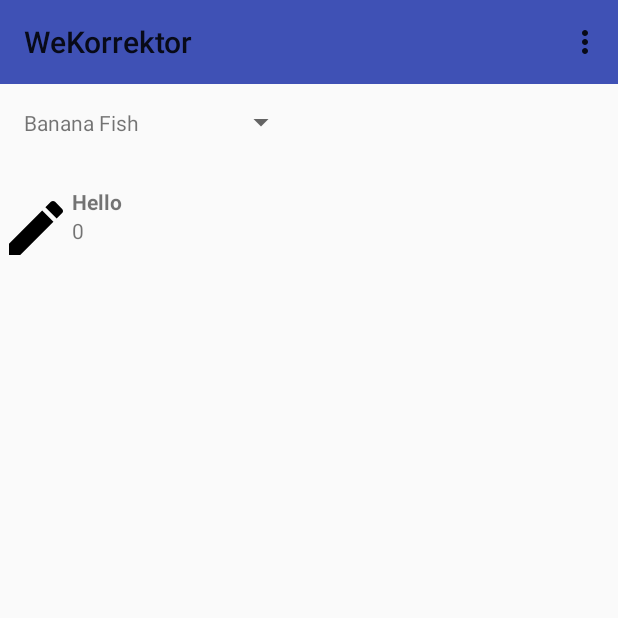
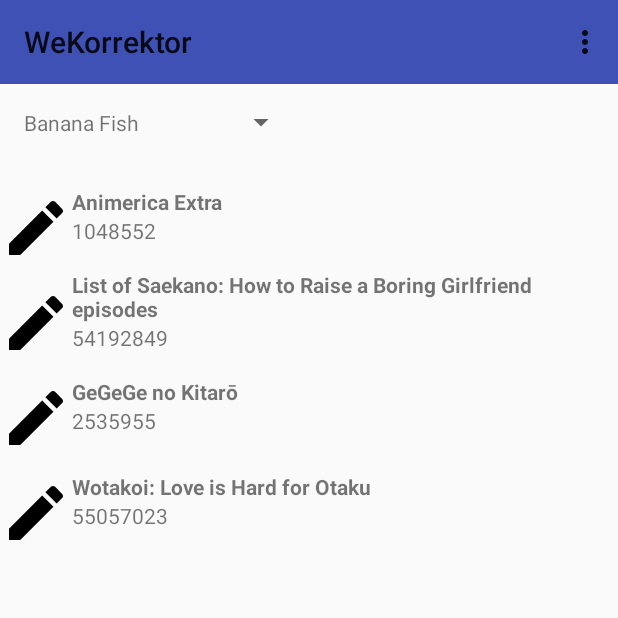
Before and after one commit to jimdc/wiki-backlink-watch, an Android app: the screen it shows after launch (MainActivity), on a phone screen of 412 x 824 dp, the top half of it. Run offline under Robolectric (Android 15) with nearby library versions, the phone set to English and light mode, and no system bars; our stand-ins replace RxJava; libraries missing offline, so code that uses them is left out: io.reactivex.internal.

```diff
--- a/build.gradle
+++ b/build.gradle
@@ -10,6 +10,7 @@ buildscript {
     dependencies {
         classpath 'com.android.tools.build:gradle:3.0.1'
         classpath "org.jetbrains.kotlin:kotlin-gradle-plugin:$kotlin_version"
+        classpath "org.jetbrains.dokka:dokka-android-gradle-plugin:0.9.16"
     }
 }
 
@@ -22,6 +23,7 @@ repositories {
 apply plugin: 'com.android.application'
 apply plugin: 'kotlin-android'
 apply plugin: 'kotlin-kapt'
+apply plugin: 'org.jetbrains.dokka-android'
 
 android {
     compileSdkVersion 26
--- a/src/main/kotlin/com/kongzi/model/Backlink.kt
+++ b/src/main/kotlin/com/kongzi/model/Backlink.kt
@@ -5,7 +5,7 @@ import android.databinding.Bindable
 import com.android.databinding.library.baseAdapters.BR
 
 /**
- * Backlink class from [WikiApiService] with DataBinding support
+ * Backlink class from [WikiApiService] with (as-yet, unused) DataBinding support
  */
 
 data class Backlink(
--- a/src/main/kotlin/com/kongzi/model/DataModel.kt
+++ b/src/main/kotlin/com/kongzi/model/DataModel.kt
@@ -6,6 +6,7 @@ package com.kongzi.model
 import android.content.Context
 import android.support.v7.preference.PreferenceManager
 import android.util.ArraySet
+import android.util.Log
 import com.kongzi.R
 import com.kongzi.wikiApiServe
 import io.reactivex.Observable
@@ -16,34 +17,65 @@ import java.util.*
 
 class DataModel : IDataModel {
 
-    override fun getBacklinks(ArticleTitle: String): Observable<Backlink> {
-
-        // Returning 0, null for some reason.
-        // return wikiApiServe.backlinks(bltitle = ArticleTitle).flatMapIterable{ result -> result.query.backlinks }
-
+    /**
+     * Backlinks for an article are subject to change.
+     * @param[ArticleTitle] because searches are done this way in [WikiApiService]
+     * @todo investigate why can't return wikiApiServe.backlinks(bltitle = ArticleTitle).map{ it -> it.query.backlinks }
+     */
+    override fun getBacklinks(ArticleTitle: String): Observable<List<Backlink>> {
         return defaultBacklinks(ArticleTitle)
     }
 
-    private fun defaultBacklinks(ArticleTitle: String): Observable<Backlink> {
+    /**
+     * @return Realistic dummy backlinks corresponding to default articles
+     */
+    private fun defaultBacklinks(ArticleTitle: String): Observable<List<Backlink>> {
         when(ArticleTitle) {
-            "Banana Fish" -> { return Observable.just(Backlink
-            (1048552, 0, "Animerica Extra")) }
-            "Sigismund Rákóczi" -> { return Observable.just(Backlink
-            (1231232, 0,"St. Michael's Church, Cluj-Napoca")) }
-            "Li (surname 李)" -> { return Observable.just(Backlink
-            (10814, 0, "Surnames by country")) }
+            "Banana Fish" -> {
+                return Observable.just(listOf(
+                        Backlink(1048552, 0, "Animerica Extra"),
+                        Backlink(54192849, 0, "List of Saekano: How to Raise a Boring Girlfriend episodes"),
+                        Backlink(2535955, 0, "GeGeGe no Kitarō"),
+                        Backlink(55057023, 0, "Wotakoi: Love is Hard for Otaku")
+                ))
+            }
+            "Sigismund Rákóczi" -> {
+                return Observable.just(listOf(
+                        Backlink(1231232, 0,"St. Michael's Church, Cluj-Napoca"),
+                        Backlink(4745801, 0, "Early Modern Romania"),
+                        Backlink(31377556, 0, "Michael Weiß (politician)"),
+                        Backlink(38935275, 0, "List of Princes of Transylvania")
+                ))
+            }
+            "Li (surname 李)" -> {
+                return Observable.just(listOf(
+                        Backlink(10814, 0, "Surnames by country"),
+                        Backlink(35068725, 0, "Lý (Vietnamese surname)"),
+                        Backlink(44291458, 0, "Lan (surname 蓝)"),
+                        Backlink(51898759, 0, "ABC Chinese–English Dictionary")
+                ))
+            }
         }
 
-        return Observable.just(Backlink(
-                24588706, 0, "Hunor Kelemen")) //or maybe just Observable.empty()
+        return Observable.empty()
     }
 
+    /**
+     * Load article list from saved preferences
+     */
     override fun getCuoArticles(context: Context): Observable<List<Article>> {
 
         val titles = context.resources.getStringArray(R.array.articlelist_array)
         val pageids = context.resources.getStringArray(R.array.articlelist_array_values)
         val articlePreflist = mutableListOf<Article>()
-        pageids.forEachIndexed { index, s -> articlePreflist.add(Article(s.toInt(), titles[index])) }
+
+        try {
+            pageids.forEachIndexed { index, s -> articlePreflist.add(Article(s.toInt(), titles[index])) }
+        } catch (nfe: NumberFormatException) {
+            Log.d("DataModel", "I could not parse one of the loaded pageids into an integer.")
+            nfe.printStackTrace()
+            return Observable.empty()
+        }
 
         return Observable.just(articlePreflist)
     }
--- a/src/main/kotlin/com/kongzi/model/IDataModel.kt
+++ b/src/main/kotlin/com/kongzi/model/IDataModel.kt
@@ -4,6 +4,6 @@ import android.content.Context
 import io.reactivex.Observable
 
 interface IDataModel {
-    fun getBacklinks(ArticleTitle: String): Observable<Backlink>
+    fun getBacklinks(ArticleTitle: String): Observable<List<Backlink>>
     fun getCuoArticles(context: Context): Observable<List<Article>>
 }
--- a/src/main/kotlin/com/kongzi/model/SchedulerProvider.kt
+++ b/src/main/kotlin/com/kongzi/model/SchedulerProvider.kt
@@ -4,6 +4,9 @@ import io.reactivex.Scheduler
 import io.reactivex.android.schedulers.AndroidSchedulers
 import io.reactivex.schedulers.Schedulers
 
+/**
+ * Here to be a singleton
+ */
 object SchedulerProvider: ISchedulerProvider {
     override fun computation(): Scheduler {
         return Schedulers.computation()
--- a/src/main/kotlin/com/kongzi/model/WikiApiService.kt
+++ b/src/main/kotlin/com/kongzi/model/WikiApiService.kt
@@ -9,7 +9,10 @@ import retrofit2.http.Query
 
 interface WikiApiService {
 
-    /* https://en.wikipedia.org/w/api.php?action=query&format=json&list=search&srsearch=Trump */
+    /**
+     * Equivalent to https://en.wikipedia.org/w/api.php?action=query&format=json&list=search&srsearch=Trump
+     * Currently, [hitCountCheck] is not in use and there are no plans for usage.
+     */
     @GET("api.php")
     fun hitCountCheck(@Query("action") action: String = "query",
                       @Query("format") format: String = "json",
@@ -17,18 +20,23 @@ interface WikiApiService {
                       @Query("srsearch") srsearch: String):
             Observable<HitModel.Result>
 
-    /* https://en.wikipedia.org/w/api.php?action=query&format=json&list=backlinks
-       &bltitle=China&blnamespace=0&blfilterredir=nonredirects&bllimit=50 */
+    /**
+     * Equivalent to https://en.wikipedia.org/w/api.php?action=query&format=json&list=backlinks&bltitle=China&blnamespace=0&blfilterredir=nonredirects&bllimit=50
+     * Default settings exclude redirects and restrict the namespace to articles only.
+     */
     @GET("api.php")
     fun backlinks(@Query("action") action: String = "query",
                   @Query("format") format: String = "json",
                   @Query("list") list: String = "backlinks",
                   @Query("bltitle") bltitle: String,
-                  @Query("blnamespace") blnamespace: Int = 0, //Articles only
+                  @Query("blnamespace") blnamespace: Int = 0,
                   @Query("blfilterredir") blfilterredir: String = "nonredirects",
                   @Query("bllimit") bllimit: Int = 50):
             Observable<BacklinkModel.Result>
 
+    /**
+     * Hardcoded to use en.wikipedia and SSL for now.
+     */
     companion object {
         fun create(): WikiApiService {
 
@@ -42,43 +50,46 @@ interface WikiApiService {
         }
     }
 
+    /**
+     * [HitModel] would be used to interpret results of [hitCountCheck]
+     * Sample output:
+     *
+     * {
+     *  batchcomplete: "",
+     *   continue: {
+     *    sroffset: 10,
+     *    continue: "-||"
+     *   },
+     *   query: {
+     *    searchinfo: {
+     *     totalhits: 16776
+     *   },
+     *   search: [
+     *   ...
+     */
     object HitModel {
         data class Result(val query: Query)
         data class Query(val searchinfo: SearchInfo)
         data class SearchInfo(val totalhits: Int)
     }
 
-/*
-{
- batchcomplete: "",
- continue: {
-  sroffset: 10,
-  continue: "-||"
- },
- query: {
-  searchinfo: {
-   totalhits: 16776
- },
- search: [...
-*/
-
+    /**
+     * The reason why [Backlink] is not defined here is mostly historical.
+     * Sample output for [BacklinkModel]:
+     *
+     * {"batchcomplete":"",
+     *   "continue": {
+     *   "blcontinue":"0|2175",
+     *  "continue":"-||"
+     *  },
+     *  "query": {
+     *  "backlinks":[
+     *  {"pageid":573,"ns":0,"title":"Alchemy"},
+     *  {"pageid":597,"ns":0,"title":"Austroasiatic languages"},
+     *  ...
+     */
     object BacklinkModel {
         data class Result(val query: Query)
         data class Query(val backlinks: List<Backlink>)
     }
-
-/*
-{"batchcomplete":"",
- "continue": {
-     "blcontinue":"0|2175",
-     "continue":"-||"
-     },
- "query": {
-    "backlinks":[
-       {"pageid":573,"ns":0,"title":"Alchemy"},
-       {"pageid":597,"ns":0,"title":"Austroasiatic languages"},...
-
-*/
-
-
 }
--- a/src/main/kotlin/com/kongzi/view/ArticleSpinnerAdapter.kt
+++ b/src/main/kotlin/com/kongzi/view/ArticleSpinnerAdapter.kt
@@ -12,11 +12,9 @@ import android.widget.ArrayAdapter
 import com.kongzi.R
 import com.kongzi.model.Article
 
-class ArticleSpinnerAdapter(context: Context, resource: Int, objects: List<Article>)
-    :ArrayAdapter<Article>(context, resource, objects) {
+class ArticleSpinnerAdapter(context: Context, resource: Int, objects: List<Article>) :ArrayAdapter<Article>(context, resource, objects) {
 
-    override fun getDropDownView(position: Int, convertView: View?,
-                                 parent: ViewGroup): View {
+    override fun getDropDownView(position: Int, convertView: View?, parent: ViewGroup): View {
         return getCustomView(position, convertView)
     }
 
--- a/src/main/kotlin/com/kongzi/view/BacklinkAdapter.kt
+++ b/src/main/kotlin/com/kongzi/view/BacklinkAdapter.kt
@@ -26,6 +26,14 @@ public class BacklinkAdapter(var blinks: List<Backlink>) : RecyclerView.Adapter<
         }
     }
 
+    /**
+     * @todo: something more efficient than this.
+     */
+    fun refresh(newitems: List<Backlink>) {
+        blinks = newitems
+        notifyDataSetChanged()
+    }
+
     override fun getItemCount(): Int {
         return blinks.size
     }
--- a/src/main/kotlin/com/kongzi/view/MainActivity.kt
+++ b/src/main/kotlin/com/kongzi/view/MainActivity.kt
@@ -26,22 +26,13 @@ import android.view.MenuItem
 class MainActivity : AppCompatActivity() {
 
     private lateinit var mCompositeDisposable: CompositeDisposable
-    private var mDataModel: IDataModel = DataModel()
-    private var mViewModel: MainViewModel = MainViewModel(getDataModel(), SchedulerProvider)
+    private var mViewModel: MainViewModel = MainViewModel(DataModel(), SchedulerProvider)
 
     private var mArticlesSpinner: Spinner? = null
     private var mArticleSpinnerAdapter:ArticleSpinnerAdapter? = null
 
     lateinit var fragment: RecyclerViewFragment
     val adapter: BacklinkAdapter by lazy { fragment.mAdapter }
-
-    fun getDataModel(): IDataModel {
-        return mDataModel
-    }
-
-    fun getViewModel(): MainViewModel {
-        return MainViewModel(getDataModel(), SchedulerProvider)
-    }
 
     override fun onCreate(savedInstanceState: Bundle?) {
         super.onCreate(savedInstanceState)
@@ -50,6 +41,10 @@ class MainActivity : AppCompatActivity() {
         if (savedInstanceState == null) {
             setupViews()
         }
+
+        val sharedPref = PreferenceManager.getDefaultSharedPreferences(this)
+        val articlePref = sharedPref.getString(resources.getString(R.string.articlelist_key), "Banana Fish")
+        setSpinText(articlePref)
 
         val toolbar = findViewById(R.id.cooltoolbar) as? android.support.v7.widget.Toolbar
         setSupportActionBar(toolbar)
@@ -84,8 +79,9 @@ class MainActivity : AppCompatActivity() {
                 .subscribe(this::setArticles))
     }
 
-    private fun setBacklinks(backlink: Backlink) {
-        Log.i("MainActivity", "backlink #${backlink.pageid}: ${backlink.title}")
+    private fun setBacklinks(backlinks: List<Backlink>) {
+        if (::fragment.isInitialized)
+            adapter.refresh(backlinks)
     }
 
     private fun setArticles(articles: List<Article>) {
@@ -93,25 +89,40 @@ class MainActivity : AppCompatActivity() {
         mArticlesSpinner?.setAdapter(mArticleSpinnerAdapter)
     }
 
+    /**
+     * @todo: Eliminate the race condition here that comes from constantly re-creating the adapter ^^
+     */
+    fun setSpinText(text: String) {
+        if (mArticlesSpinner != null && mArticleSpinnerAdapter != null) {
+            val count = mArticleSpinnerAdapter?.count
+            for (i in 0 until (count ?: 0)) {
+                if (mArticleSpinnerAdapter?.getItem(i).toString().contains(text)) {
+                    mArticlesSpinner?.setSelection(i)
+                }
+            }
+        }
+    }
+
     fun unbind() {
         mCompositeDisposable.clear()
     }
 
+    /**
+     * Setup [mArticlesSpinner] and [RecyclerViewFragment]
+     */
     private fun setupViews() {
-        val transaction = supportFragmentManager.beginTransaction()
         fragment = RecyclerViewFragment()
-        transaction.replace(R.id.backlink_content_fragment, fragment)
-        transaction.commit()
+        supportFragmentManager.beginTransaction()
+                .replace(R.id.backlink_content_fragment, fragment).commit()
 
         mArticlesSpinner = findViewById(R.id.articles) as Spinner
         mArticlesSpinner?.onItemSelectedListener = object : AdapterView.OnItemSelectedListener {
-            override fun onItemSelected(parent: AdapterView<*>, view: View,
-                                        position: Int, id: Long) {
-                itemSelected(position)
+            override fun onNothingSelected(p0: AdapterView<*>?) {
+                //Nothing to do here, but required to implement
             }
 
-            override fun onNothingSelected(parent: AdapterView<*>) {
-                //nothing to do here
+            override fun onItemSelected(parent: AdapterView<*>, view: View, position: Int, id: Long) {
+                itemSelected(position)
             }
         }
     }
--- a/src/main/kotlin/com/kongzi/viewmodel/MainViewModel.kt
+++ b/src/main/kotlin/com/kongzi/viewmodel/MainViewModel.kt
@@ -22,7 +22,11 @@ public class MainViewModel {
         mSchedulerProvider = schedulerProvider
     }
 
-    fun getBacklinks(): Observable<Backlink> {
+    /**
+     * Extract titles from articles, to give to [mDataModel.getBacklinks]
+     * @return an observable of type [Backlink]
+     */
+    fun getBacklinks(): Observable<List<Backlink>> {
         return mSelectedArticle.observeOn(mSchedulerProvider.computation())
                 .map(Article::title)
                 .flatMap(mDataModel::getBacklinks)
@@ -32,6 +36,9 @@ public class MainViewModel {
         return mDataModel.getCuoArticles(context)
     }
 
+    /**
+     * Called by the view to update [mSelectedArticle]
+     */
     fun articleSelected(article: Article) {
         mSelectedArticle.onNext(article)
     }
--- a/src/main/res/xml/preferences.xml
+++ b/src/main/res/xml/preferences.xml
@@ -8,6 +8,6 @@
             android:summary="@string/articlelist_summary"
             android:entries="@array/articlelist_array"
             android:entryValues="@array/articlelist_array_values"
-            android:defaultValue="Barack Obama"/>
+            android:defaultValue="Sigismund Rákóczi"/>
     </android.support.v7.preference.PreferenceCategory>
 </PreferenceScreen>
```
Also changed, not shown: 1 other file.
